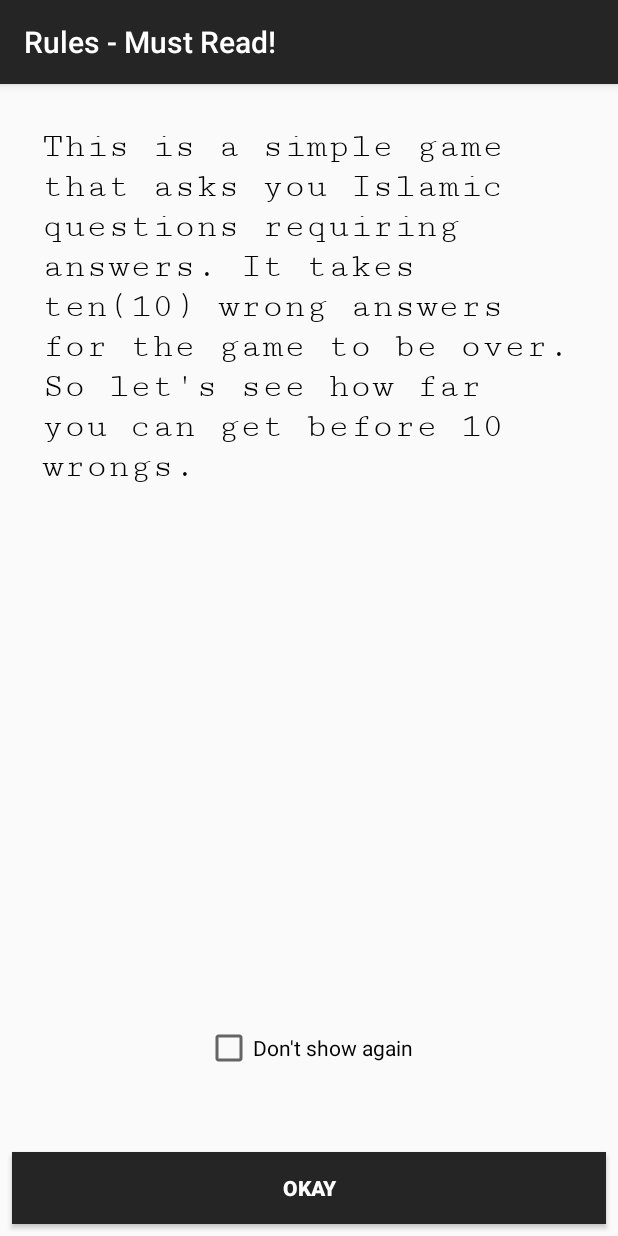
After one commit to Doc-Han/IslamicGuru, an Android app: the rules screen opened directly, with no data from a screen before it, on a phone screen of 412 x 824 dp. The commit adds this screen. Run offline under Robolectric (Android 15) with nearby library versions, the phone set to English and light mode, and no system bars.

Commit message:
added some rules activity

```diff
--- a/app/src/main/AndroidManifest.xml
+++ b/app/src/main/AndroidManifest.xml
@@ -37,6 +37,11 @@
             android:label="@string/highscore_bar_name"
             android:parentActivityName=".MainActivity">
         </activity>
+        <activity
+            android:name=".rules"
+            android:noHistory="true"
+            android:label="@string/rules_bar_name">
+        </activity>
     </application>
 
 </manifest>
--- /dev/null
+++ b/app/src/main/java/com/dochan/islamicguru/rules.java
@@ -0,0 +1,35 @@
+package com.dochan.islamicguru;
+
+import android.content.Intent;
+import android.support.v7.app.AppCompatActivity;
+import android.os.Bundle;
+import android.view.View;
+import android.widget.CheckBox;
+
+public class rules extends AppCompatActivity {
+
+    private CheckBox mCheckBox;
+
+    @Override
+    protected void onCreate(Bundle savedInstanceState) {
+        super.onCreate(savedInstanceState);
+        setContentView(R.layout.activity_rules);
+
+        mCheckBox = (CheckBox)findViewById(R.id.checkBox);
+
+    }
+
+    public void toPlayground(View view){
+        if(mCheckBox.isChecked()){
+            userPreference userPreference = new userPreference(this);
+            userPreference.showRules(false);
+        }else{
+            userPreference userPreference = new userPreference(this);
+            userPreference.showRules(true);
+        }
+
+        Intent intent = new Intent(this, playground.class);
+        startActivity(intent);
+    }
+
+}
--- a/app/src/main/res/layout/activity_highscore.xml
+++ b/app/src/main/res/layout/activity_highscore.xml
@@ -15,8 +15,7 @@
         android:layout_height="wrap_content"
         android:layout_centerInParent="true"
         android:textSize="30sp"
-        android:textColor="#FFF"
-        android:text="25"/>
+        android:textColor="#FFF"/>
 
     <TextView
         android:layout_width="wrap_content"
@@ -27,6 +26,6 @@
         android:textColor="#FFF"
         android:textStyle="bold"
         android:textSize="30sp"
-        android:text="Your Highest Score Ever"/>
+        android:text="@string/highscore_text"/>
 
 </RelativeLayout>
--- a/app/src/main/res/layout/activity_main.xml
+++ b/app/src/main/res/layout/activity_main.xml
@@ -37,7 +37,7 @@
             android:textColor="#b5ffffff"
             android:textStyle="bold"
             android:onClick="play"
-            android:text="Play"/>
+            android:text="@string/play_btn"/>
 
         <Button
             android:id="@+id/button"
@@ -50,7 +50,7 @@
             android:layout_marginTop="10dp"
             android:layout_marginBottom="10dp"
             android:onClick="highscore"
-            android:text="Highscore"/>
+            android:text="@string/highscore_btn"/>
 
         <Button
             android:id="@+id/button2"
@@ -61,7 +61,7 @@
             android:textColor="#b5ffffff"
             android:onClick="settings"
             android:textStyle="bold"
-            android:text="settings"/>
+            android:text="@string/settings_btn"/>
 
     </LinearLayout>
 </RelativeLayout>
--- /dev/null
+++ b/app/src/main/res/layout/activity_rules.xml
@@ -0,0 +1,64 @@
+<?xml version="1.0" encoding="utf-8"?>
+<android.support.constraint.ConstraintLayout
+    xmlns:android="http://schemas.android.com/apk/res/android"
+    xmlns:app="http://schemas.android.com/apk/res-auto"
+    xmlns:tools="http://schemas.android.com/tools"
+    android:layout_width="match_parent"
+    android:layout_height="match_parent"
+    tools:context=".rules">
+
+    <LinearLayout
+        android:id="@+id/linearLayout3"
+        android:layout_width="match_parent"
+        android:layout_height="wrap_content"
+        android:layout_marginEnd="8dp"
+        android:layout_marginStart="8dp"
+        android:layout_marginTop="8dp"
+        android:padding="20sp"
+        app:layout_constraintEnd_toEndOf="parent"
+        app:layout_constraintStart_toStartOf="parent"
+        app:layout_constraintTop_toTopOf="parent"
+        >
+
+        <TextView
+            android:layout_width="wrap_content"
+            android:layout_height="wrap_content"
+            android:fontFamily="serif-monospace"
+            android:text="@string/rules_msg"
+            android:textColor="#000"
+            android:textSize="24sp"/>
+    </LinearLayout>
+
+    <CheckBox
+        android:id="@+id/checkBox"
+        android:layout_width="wrap_content"
+        android:layout_height="wrap_content"
+        android:layout_marginBottom="8dp"
+        android:layout_marginEnd="8dp"
+        android:layout_marginStart="8dp"
+        android:layout_marginTop="8dp"
+        android:text="@string/rules_dont_again"
+        app:layout_constraintBottom_toTopOf="@+id/button3"
+        app:layout_constraintEnd_toEndOf="parent"
+        app:layout_constraintStart_toStartOf="parent"
+        app:layout_constraintTop_toBottomOf="@+id/linearLayout3"
+        app:layout_constraintVertical_bias="0.88"/>
+
+    <Button
+        android:id="@+id/button3"
+        android:layout_width="match_parent"
+        android:layout_height="wrap_content"
+        android:background="#252525"
+        android:textColor="#FFF"
+        android:textStyle="bold"
+        android:layout_marginBottom="8dp"
+        android:layout_marginEnd="8dp"
+        android:layout_marginStart="8dp"
+        android:text="@string/rules_ok"
+        android:onClick="toPlayground"
+        app:layout_constraintBottom_toBottomOf="parent"
+        app:layout_constraintEnd_toEndOf="parent"
+        app:layout_constraintStart_toStartOf="parent"/>
+
+
+</android.support.constraint.ConstraintLayout>
--- a/app/src/main/res/values/strings.xml
+++ b/app/src/main/res/values/strings.xml
@@ -3,4 +3,22 @@
     <string name="playground_bar_name">Questions</string>
     <string name="settings_bar_name">Settings</string>
     <string name="highscore_bar_name">Highscore</string>
+    <string name="rules_bar_name">Rules - Must Read!</string>
+    <string name="highscore_text">Your Highest Score Ever</string>
+    <string name="play_btn">Play</string>
+    <string name="highscore_btn">Highscore</string>
+    <string name="settings_btn">Settings</string>
+    <string name="rules_title">Rules - Must Read</string>
+    <string name="rules_msg">This is a simple game that asks you Islamic questions requiring answers. It takes ten(10) wrong answers for the game to be over. So let\'s see how far you can get before 10 wrongs.</string>
+    <string name="rules_negBtn">Don\'t show again</string>
+    <string name="rules_posBtn">Show next time</string>
+    <string name="rules_dont_again">Don\'t show again</string>
+    <string name="rules_ok">Okay</string>
+    <string name="game_over">GAME OVER!!!</string>
+    <string name="game_overMsg">play again?</string>
+    <string name="game_overPos">Yeah</string>
+    <string name="game_overNeg">No</string>
+    <string name="stoping_msg">Do you want to stop playing</string>
+    <string name="stoping_msgPo">Yes</string>
+    <string name="stoping_msgNeg">No</string>
 </resources>
```
Also changed, not shown: app/src/main/java/com/dochan/islamicguru/MainActivity.java (+16 -2 lines), app/src/main/java/com/dochan/islamicguru/playground.java (+22 -34 lines), app/src/main/java/com/dochan/islamicguru/userPreference.java (+14 -3 lines), app/src/main/res/layout/activity_playground.xml (+9 -13 lines).
